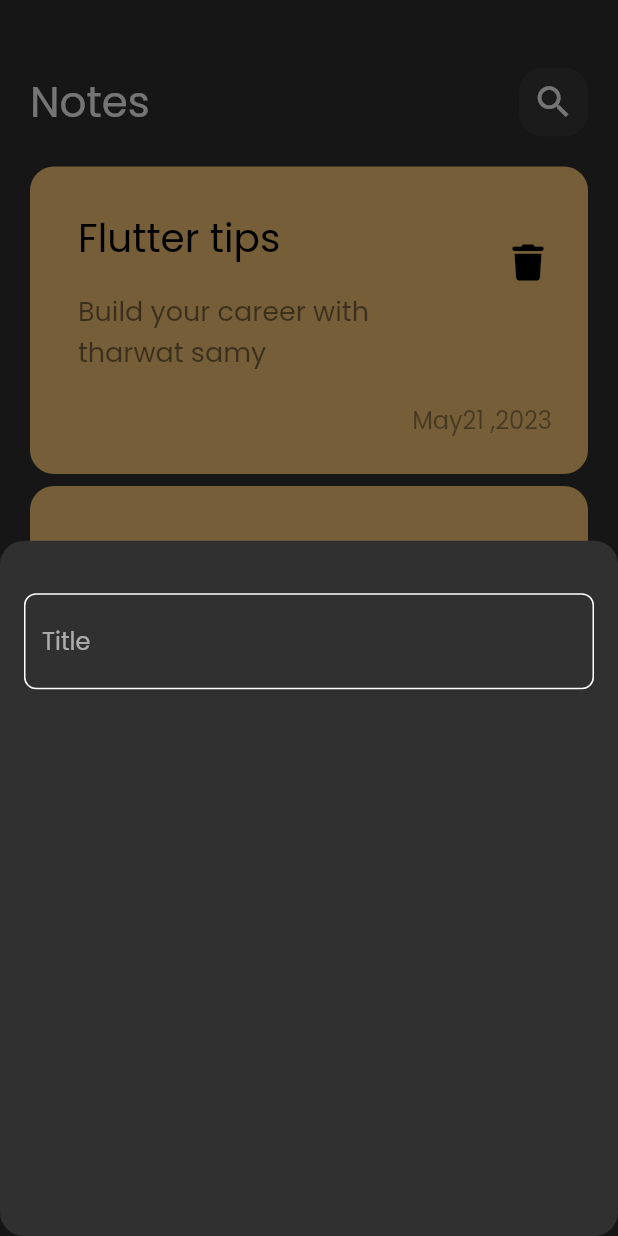
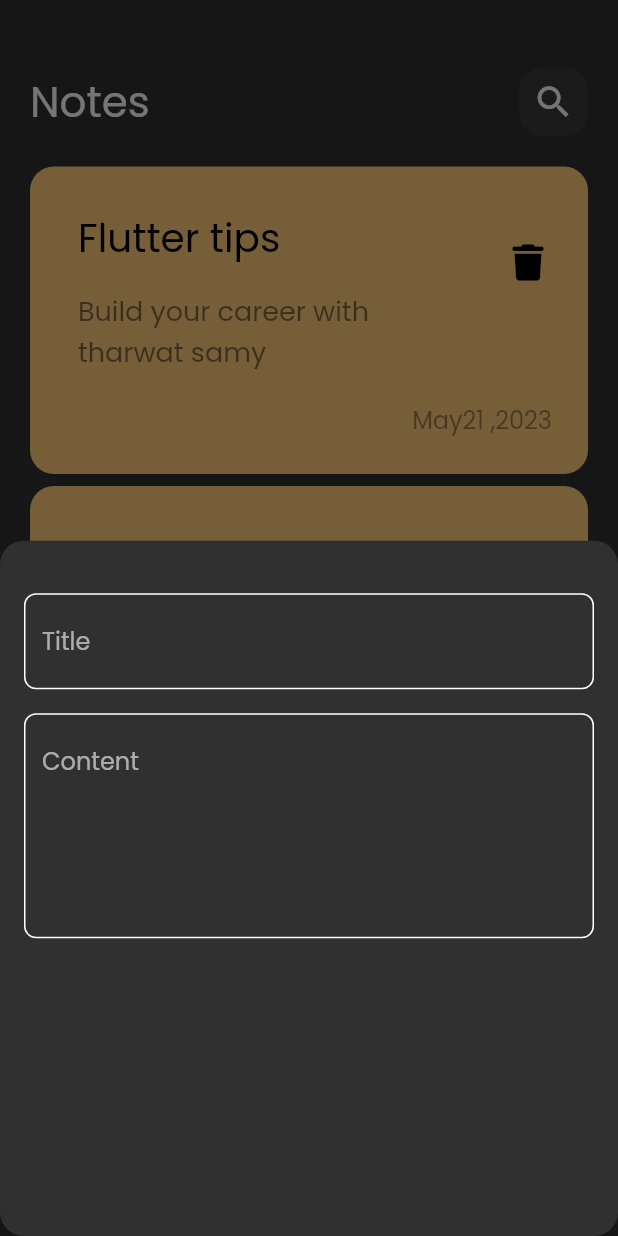
Before and after one commit to ALHassanMusleh/notes_app, a Flutter app: the screen it shows after launch, after a tap on the "add" icon, on a phone screen of 412 x 824 dp. Run offline on Flutter 3.47's test engine with Material 2 defaults, Android fonts, the phone set to English and light mode, and no system bars; our stand-ins replace font_awesome_flutter.

Commit message:
add fields to notes  bottom shett

```diff
--- a/lib/views/widgets/add_note_bottom_sheet.dart
+++ b/lib/views/widgets/add_note_bottom_sheet.dart
@@ -1,5 +1,6 @@
 import 'package:flutter/material.dart';
 import 'package:notes_hive_app/constant.dart';
+import 'package:notes_hive_app/views/widgets/custom_text_field.dart';
 
 class AddNoteBottomSheet extends StatelessWidget {
   const AddNoteBottomSheet({super.key});
@@ -9,39 +10,22 @@
     return Padding(
       padding: const EdgeInsets.symmetric(horizontal: 16.0),
       child: Column(
-        children: [
+        children: const [
           SizedBox(
             height: 35,
           ),
-          CustomTextField(),
+          CustomTextField(
+            hintText: 'Title',
+          ),
+          SizedBox(
+            height: 16,
+          ),
+          CustomTextField(
+            hintText: 'Content',
+            maxLines: 5,
+          ),
         ],
       ),
     );
   }
 }
-
-class CustomTextField extends StatelessWidget {
-  const CustomTextField({super.key});
-
-  @override
-  Widget build(BuildContext context) {
-    return TextField(
-      cursorColor: KPrimaryColor,
-      decoration: InputDecoration(
-        hintText: 'Title',
-        border: buildBorder(),
-        enabledBorder: buildBorder(),
-        focusedBorder: buildBorder(KPrimaryColor),
-      ),
-    );
-  }
-
-  OutlineInputBorder buildBorder([color]) {
-    return OutlineInputBorder(
-      borderRadius: BorderRadius.circular(8),
-      borderSide: BorderSide(
-        color: color ?? Colors.white,
-      ),
-    );
-  }
-}
--- /dev/null
+++ b/lib/views/widgets/custom_text_field.dart
@@ -0,0 +1,32 @@
+import 'package:flutter/material.dart';
+import 'package:notes_hive_app/constant.dart';
+
+class CustomTextField extends StatelessWidget {
+  const CustomTextField({required this.hintText, this.maxLines = 1});
+
+  final String hintText;
+  final int maxLines;
+
+  @override
+  Widget build(BuildContext context) {
+    return TextField(
+      maxLines: maxLines,
+      cursorColor: KPrimaryColor,
+      decoration: InputDecoration(
+        hintText: hintText,
+        border: buildBorder(),
+        enabledBorder: buildBorder(),
+        focusedBorder: buildBorder(KPrimaryColor),
+      ),
+    );
+  }
+
+  OutlineInputBorder buildBorder([color]) {
+    return OutlineInputBorder(
+      borderRadius: BorderRadius.circular(8),
+      borderSide: BorderSide(
+        color: color ?? Colors.white,
+      ),
+    );
+  }
+}
```
